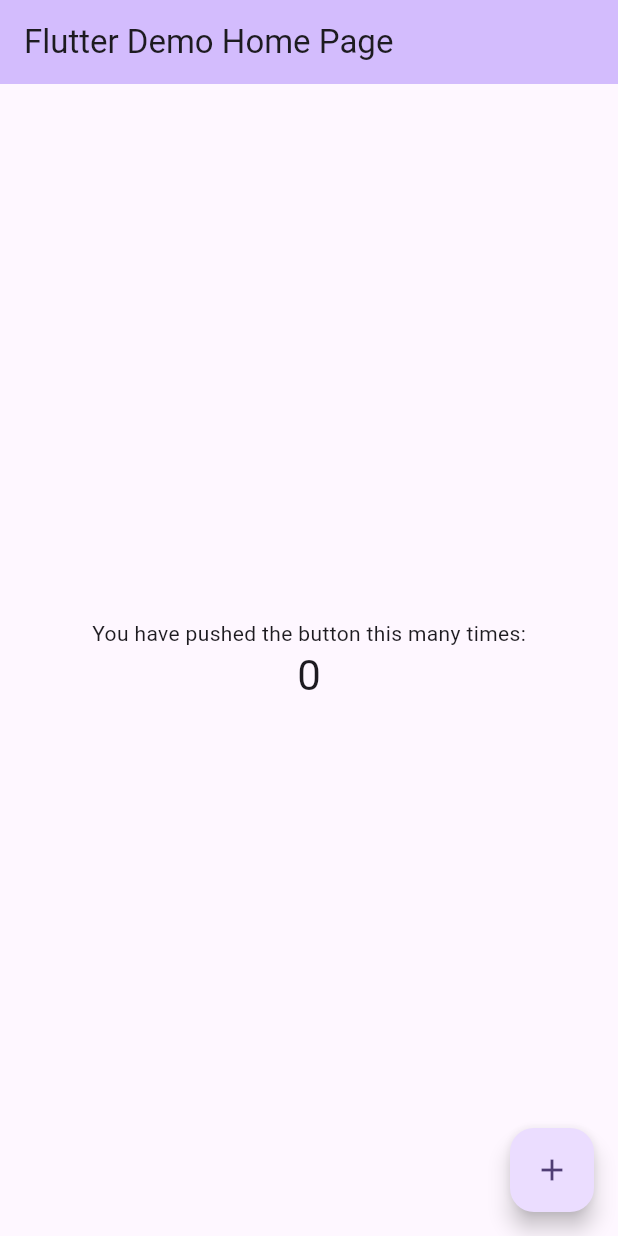
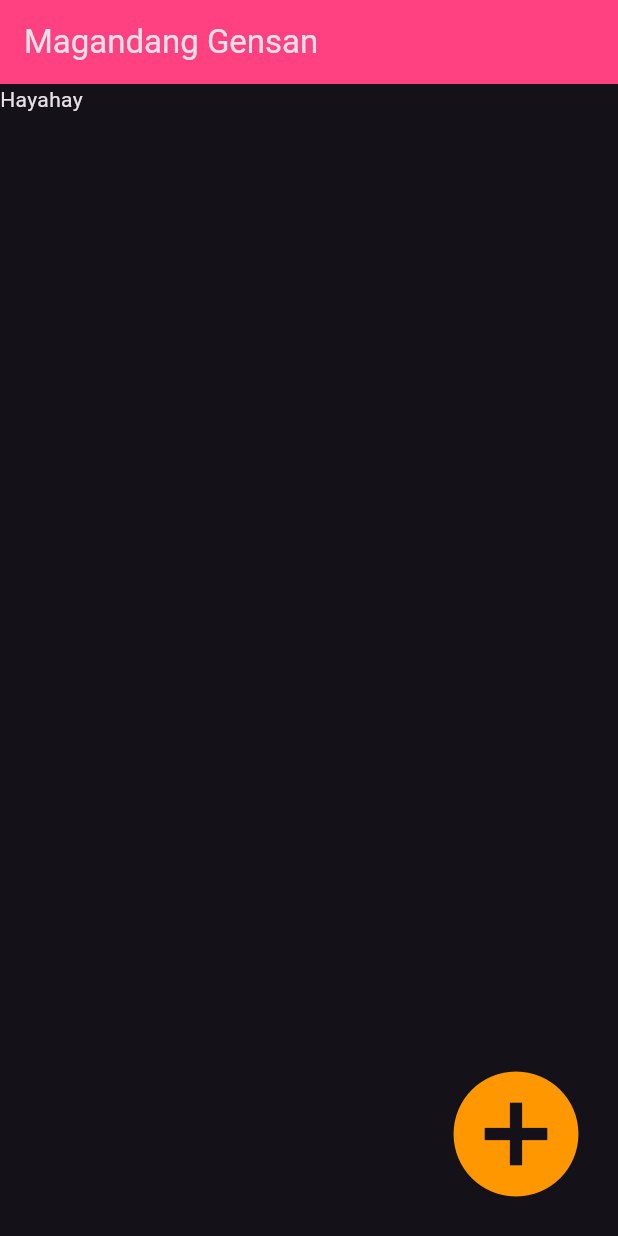
Before and after one commit to SuchWowEl/notes_flutter, a Flutter app: the screen it shows after launch, on a phone screen of 412 x 824 dp. Run offline on Flutter 3.47's test engine with Material 2 defaults, Android fonts, the phone set to English and light mode, and no system bars.

Commit message:
Setting up Layout

```diff
--- a/lib/main.dart
+++ b/lib/main.dart
@@ -13,113 +13,68 @@ class MyApp extends StatelessWidget {
     return MaterialApp(
       title: 'Flutter Demo',
       theme: ThemeData(
-        // This is the theme of your application.
-        //
-        // TRY THIS: Try running your application with "flutter run". You'll see
-        // the application has a blue toolbar. Then, without quitting the app,
-        // try changing the seedColor in the colorScheme below to Colors.green
-        // and then invoke "hot reload" (save your changes or press the "hot
-        // reload" button in a Flutter-supported IDE, or press "r" if you used
-        // the command line to start the app).
-        //
-        // Notice that the counter didn't reset back to zero; the application
-        // state is not lost during the reload. To reset the state, use hot
-        // restart instead.
-        //
-        // This works for code too, not just values: Most code changes can be
-        // tested with just a hot reload.
-        colorScheme: ColorScheme.fromSeed(seedColor: Colors.deepPurple),
+        brightness: Brightness.dark,
+        primaryColor: Colors.pinkAccent,
+        //colorScheme: ColorScheme.fromSeed(seedColor: Colors.deepPurple),
         useMaterial3: true,
       ),
-      home: const MyHomePage(title: 'Flutter Demo Home Page'),
+      home: const MyHomePage(),
     );
   }
 }
 
-class MyHomePage extends StatefulWidget {
-  const MyHomePage({super.key, required this.title});
+class MyHomePage extends StatelessWidget {
+  const MyHomePage({super.key});
 
-  // This widget is the home page of your application. It is stateful, meaning
-  // that it has a State object (defined below) that contains fields that affect
-  // how it looks.
-
-  // This class is the configuration for the state. It holds the values (in this
-  // case the title) provided by the parent (in this case the App widget) and
-  // used by the build method of the State. Fields in a Widget subclass are
-  // always marked "final".
-
-  final String title;
+  //final String title;
 
   @override
-  State<MyHomePage> createState() => _MyHomePageState();
+  Widget build(BuildContext context) {
+    return Scaffold(
+      appBar: AppBar(
+        backgroundColor: Theme.of(context).primaryColor,
+        title: const Text("Magandang Gensan"),
+      ),
+      body: const TodoList(),
+    );
+  }
 }
 
-class _MyHomePageState extends State<MyHomePage> {
-  int _counter = 0;
+class TodoList extends StatefulWidget {
+  const TodoList({super.key});
 
-  void _incrementCounter() {
-    setState(() {
-      // This call to setState tells the Flutter framework that something has
-      // changed in this State, which causes it to rerun the build method below
-      // so that the display can reflect the updated values. If we changed
-      // _counter without calling setState(), then the build method would not be
-      // called again, and so nothing would appear to happen.
-      _counter++;
-    });
+  @override
+  State<TodoList> createState() => _TodoListState();
+}
+
+class _TodoListState extends State<TodoList> {
+  void justprint() {
+    print("eyoooo");
   }
 
   @override
   Widget build(BuildContext context) {
-    // This method is rerun every time setState is called, for instance as done
-    // by the _incrementCounter method above.
-    //
-    // The Flutter framework has been optimized to make rerunning build methods
-    // fast, so that you can just rebuild anything that needs updating rather
-    // than having to individually change instances of widgets.
-    return Scaffold(
-      appBar: AppBar(
-        // TRY THIS: Try changing the color here to a specific color (to
-        // Colors.amber, perhaps?) and trigger a hot reload to see the AppBar
-        // change color while the other colors stay the same.
-        backgroundColor: Theme.of(context).colorScheme.inversePrimary,
-        // Here we take the value from the MyHomePage object that was created by
-        // the App.build method, and use it to set our appbar title.
-        title: Text(widget.title),
+    return Container(
+      width: double.infinity,
+      height: double.infinity,
+      child: Stack(
+        children: [
+          const Column(children: [
+            Text("Hayahay"),
+          ]),
+          Positioned(
+            bottom: 10,
+            right: 10,
+            child: IconButton(
+                onPressed: justprint,
+                icon: const Icon(
+                  Icons.add_circle,
+                  color: Colors.orange,
+                  size: 100.0,
+                )),
+          ),
+        ],
       ),
-      body: Center(
-        // Center is a layout widget. It takes a single child and positions it
-        // in the middle of the parent.
-        child: Column(
-          // Column is also a layout widget. It takes a list of children and
-          // arranges them vertically. By default, it sizes itself to fit its
-          // children horizontally, and tries to be as tall as its parent.
-          //
-          // Column has various properties to control how it sizes itself and
-          // how it positions its children. Here we use mainAxisAlignment to
-          // center the children vertically; the main axis here is the vertical
-          // axis because Columns are vertical (the cross axis would be
-          // horizontal).
-          //
-          // TRY THIS: Invoke "debug painting" (choose the "Toggle Debug Paint"
-          // action in the IDE, or press "p" in the console), to see the
-          // wireframe for each widget.
-          mainAxisAlignment: MainAxisAlignment.center,
-          children: <Widget>[
-            const Text(
-              'You have pushed the button this many times:',
-            ),
-            Text(
-              '$_counter',
-              style: Theme.of(context).textTheme.headlineMedium,
-            ),
-          ],
-        ),
-      ),
-      floatingActionButton: FloatingActionButton(
-        onPressed: _incrementCounter,
-        tooltip: 'Increment',
-        child: const Icon(Icons.add),
-      ), // This trailing comma makes auto-formatting nicer for build methods.
     );
   }
 }
```
